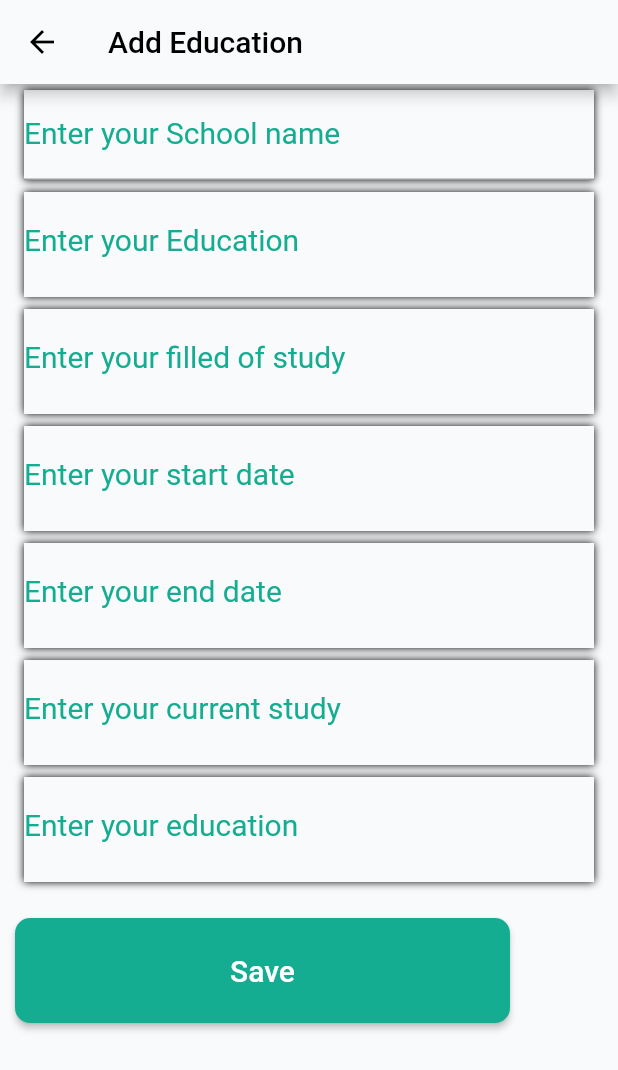
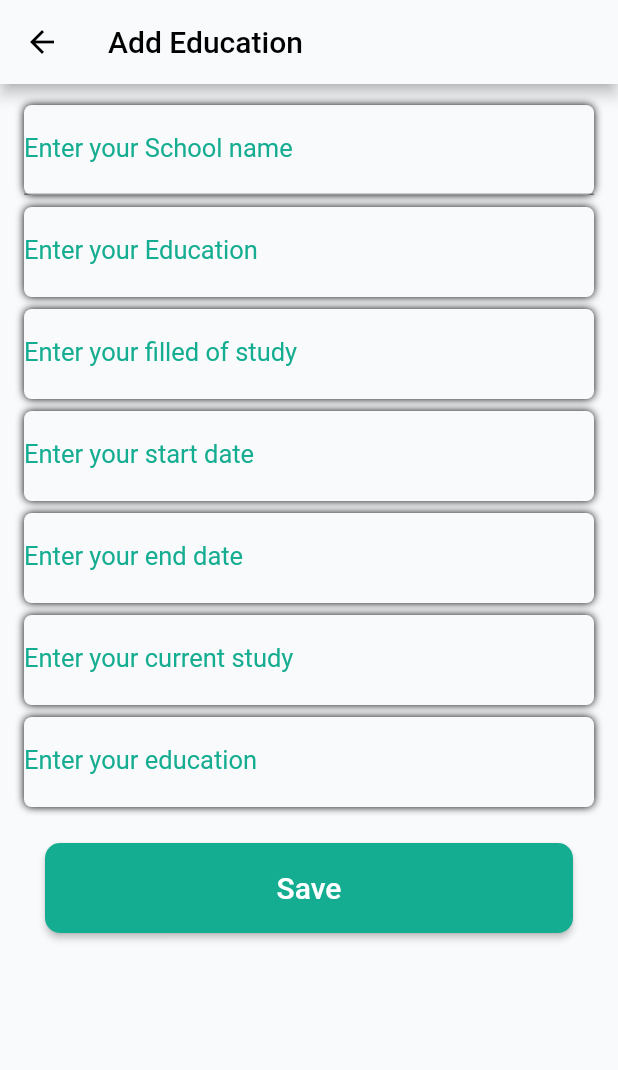
Before and after one commit to neelmani123/ArtistApp, a Flutter app: the AddEducationScreen screen opened directly, after a tap on "Save", on a phone screen of 412 x 824 dp. Shown: the top 1070 px of the screen. Run offline on Flutter 3.47's test engine with Material 2 defaults, Android fonts, the phone set to English and light mode, and no system bars; our stand-ins replace cached_network_image, dio, file_picker, flutter_swiper, fluttertoast, font_awesome_flutter and 6 more; accounts and stored records are empty; network calls fail.

Commit message:
Today working in login page and Edit profile(Add work experience and add education)

```diff
--- a/lib/helper/api_heper.dart
+++ b/lib/helper/api_heper.dart
@@ -11,13 +11,11 @@ class ApiBaseHelper {
   Future<dynamic> post(String url,Map reqBody) async {
     var responseJson;
     debugPrint("content ==>"+aPPmAINuRL+ url);
-    final response = await http.post(aPPdOMAIN+ url ,body: jsonEncode(reqBody),headers: {HttpHeaders.contentTypeHeader: 'application/json'});
+    final response = await http.post(aPPmAINuRL+ url ,body: jsonEncode(reqBody),headers: {HttpHeaders.contentTypeHeader: 'application/json'});
     print("content ==>"+response.body);
     responseJson = _returnResponse(response);
     return  responseJson;
   }
-
-
 
   dynamic _returnResponse(http.Response response) {
     switch (response.statusCode) {
--- a/lib/screens/Sign up.dart
+++ b/lib/screens/Sign up.dart
@@ -1,6 +1,4 @@
 import 'package:flutter/material.dart';
-
-
 import 'Color.dart';
 
 class Signup extends StatelessWidget {
--- a/lib/screens/edit_profile/AddEducationScreen.dart
+++ b/lib/screens/edit_profile/AddEducationScreen.dart
@@ -15,6 +15,7 @@ class AddEducationScreen extends StatefulWidget{
 
 }
 class AddEducationScreenState extends State<AddEducationScreen>{
+  final GlobalKey<ScaffoldState> _scaffoldKey = new GlobalKey<ScaffoldState>();
   final TextEditingController school_name = new TextEditingController();
   final TextEditingController education = new TextEditingController();
   final TextEditingController filled_of_study = new TextEditingController();
@@ -23,22 +24,48 @@ class AddEducationScreenState extends State<AddEducationScreen>{
   final TextEditingController currently_study_here = new TextEditingController();
   final TextEditingController education_sub_category = new TextEditingController();
   DateTime selectDate = DateTime.now();
+  bool _isLoading;
   AddEducationModel _user;
+  HttpService _httpService = HttpService();
   //final picker =
   @override
   void initState(){
     super.initState();
+  }
+  void _showScaffold(String message) {
+    _scaffoldKey.currentState.showSnackBar(SnackBar(
+      content: Text(message),
+    ));
+  }
+  _addEducation() async{
+    var res=await _httpService.add_education(
+      school_name: school_name.text,
+      education_level: education.text,
+      filled_of_study: filled_of_study.text,
+      start_date: start_date.text,
+      end_date: end_date.text,
+      currently_study_here: currently_study_here.text,
+      education_sub_category: education_sub_category.text
+    );
+    if(res.status==true)
+      {
+        print(res.message);
+        _showScaffold(res.message);
+        Navigator.push(context, MaterialPageRoute(builder: (BuildContext context)=>EditProfileScreen()));
+      }
   }
 
   @override
   Widget build(BuildContext context) {
     // TODO: implement build
     return Scaffold(
+        key: _scaffoldKey,
         appBar: AppBar(title: Text('Add Education',style: TextStyle(color: Colors.black),),
         ),
         body: Container(
             child:ListView(
                 children: <Widget>[
+                  SizedBox(height: 10,),
                   ListTile(
                       title: Container(
                        height: 60,
@@ -50,7 +77,7 @@ class AddEducationScreenState extends State<AddEducationScreen>{
                               blurRadius: 4.0,
                             ),
                           ],
-                        //  borderRadius: BorderRadius.circular(10.10),
+                          borderRadius: BorderRadius.circular(5.10),
                           color: Color(blueGreyColor),
                         ),
                         child: Column(
@@ -61,7 +88,7 @@ class AddEducationScreenState extends State<AddEducationScreen>{
                                   height: 30,
                                   child: TextField(
                                     controller: school_name,
-                                     style: TextStyle(fontSize: 20,color: Colors.black),
+                                     style: TextStyle(fontSize: 17,color: Colors.black),
                                     decoration: InputDecoration(
                                         //border: InputBorder.none,
                                         labelText: 'Enter your School name',
@@ -76,7 +103,7 @@ class AddEducationScreenState extends State<AddEducationScreen>{
                   ),
                   ListTile(
                       title: Container(
-                        height: 70,
+                        height: 60,
                         decoration: BoxDecoration(
                           boxShadow: [
                             BoxShadow(
@@ -85,7 +112,7 @@ class AddEducationScreenState extends State<AddEducationScreen>{
                               blurRadius: 4.0,
                             ),
                           ],
-                          // borderRadius: BorderRadius.circular(10.10),
+                           borderRadius: BorderRadius.circular(5.10),
                           color: Color(blueGreyColor),
                         ),
                         child: Column(
@@ -96,7 +123,7 @@ class AddEducationScreenState extends State<AddEducationScreen>{
                                   height: 30,
                                   child: TextField(
                                     controller: education,
-                                    style: TextStyle(fontSize: 20,color: Colors.black),
+                                    style: TextStyle(fontSize: 17,color: Colors.black),
                                     decoration: InputDecoration(
                                       border: InputBorder.none,
                                       labelText: 'Enter your Education',
@@ -112,7 +139,7 @@ class AddEducationScreenState extends State<AddEducationScreen>{
                   ),
                   ListTile(
                       title: Container(
-                        height: 70,
+                        height: 60,
                         decoration: BoxDecoration(
                           boxShadow: [
                             BoxShadow(
@@ -121,7 +148,7 @@ class AddEducationScreenState extends State<AddEducationScreen>{
                               blurRadius: 4.0,
                             ),
                           ],
-                          // borderRadius: BorderRadius.circular(10.10),
+                           borderRadius: BorderRadius.circular(5.10),
                           color: Color(blueGreyColor),
                         ),
                         child: Column(
@@ -132,7 +159,7 @@ class AddEducationScreenState extends State<AddEducationScreen>{
                                   height: 30,
                                   child: TextField(
                                     controller: filled_of_study,
-                                    style: TextStyle(fontSize: 20,color: Colors.black),
+                                    style: TextStyle(fontSize: 17,color: Colors.black),
                                     decoration: InputDecoration(
                                       border: InputBorder.none,
                                       labelText: 'Enter your filled of study',
@@ -148,7 +175,7 @@ class AddEducationScreenState extends State<AddEducationScreen>{
                       ),
                   ListTile(
                     title: Container(
-                      height: 70,
+                      height: 60,
                       decoration: BoxDecoration(
                         boxShadow: [
                           BoxShadow(
@@ -157,7 +184,7 @@ class AddEducationScreenState extends State<AddEducationScreen>{
                             blurRadius: 4.0,
                           ),
                         ],
-                        // borderRadius: BorderRadius.circular(10.10),
+                         borderRadius: BorderRadius.circular(5.10),
                         color: Color(blueGreyColor),
                       ),
                       child: Column(
@@ -171,7 +198,7 @@ class AddEducationScreenState extends State<AddEducationScreen>{
                                   child: AbsorbPointer(
                                     child: TextField(
                                       controller:  start_date,
-                                      style: TextStyle(fontSize: 20,color: Colors.black),
+                                      style: TextStyle(fontSize: 17,color: Colors.black),
                                       decoration: InputDecoration(
                                         border: InputBorder.none,
                                         labelText: 'Enter your start date',
@@ -189,7 +216,7 @@ class AddEducationScreenState extends State<AddEducationScreen>{
                   ),
                   ListTile(
                     title: Container(
-                      height: 70,
+                      height: 60,
                       decoration: BoxDecoration(
                         boxShadow: [
                           BoxShadow(
@@ -198,7 +225,7 @@ class AddEducationScreenState extends State<AddEducationScreen>{
                             blurRadius: 4.0,
                           ),
                         ],
-                        // borderRadius: BorderRadius.circular(10.10),
+                         borderRadius: BorderRadius.circular(5.10),
                         color: Color(blueGreyColor),
                       ),
                       child: Column(
@@ -212,7 +239,7 @@ class AddEducationScreenState extends State<AddEducationScreen>{
                                   child: AbsorbPointer(
                                     child: TextField(
                                       controller:  end_date,
-                                      style: TextStyle(fontSize: 20,color: Colors.black),
+                                      style: TextStyle(fontSize: 17,color: Colors.black),
                                       decoration: InputDecoration(
                                         border: InputBorder.none,
                                         labelText: 'Enter your end date',
@@ -230,8 +257,9 @@ class AddEducationScreenState extends State<AddEducationScreen>{
 
                   ListTile(
                       title: Container(
-                        height: 70,
+                        height: 60,
                         decoration: BoxDecoration(
+                          borderRadius: BorderRadius.circular(5.10),
                           boxShadow: [
                             BoxShadow(
                               blurRadius: 4.0,
@@ -247,7 +275,7 @@ class AddEducationScreenState extends State<AddEducationScreen>{
                                   height: 30,
                                   child: TextField(
                                     controller:  currently_study_here,
-                                    style: TextStyle(fontSize: 20,color: Colors.black),
+                                    style: TextStyle(fontSize: 17,color: Colors.black),
                                     decoration: InputDecoration(
                                       border: InputBorder.none,
                                       labelText: 'Enter your current study ',
@@ -263,8 +291,9 @@ class AddEducationScreenState extends State<AddEducationScreen>{
                   ),
                   ListTile(
                       title: Container(
-                        height: 70,
+                        height: 60,
                         decoration: BoxDecoration(
+                          borderRadius: BorderRadius.circular(5.10),
                           boxShadow: [
                             BoxShadow(
                               blurRadius: 4.0,
@@ -280,7 +309,7 @@ class AddEducationScreenState extends State<AddEducationScreen>{
                                   height: 30,
                                   child: TextField(
                                     controller:  education_sub_category,
-                                    style: TextStyle(fontSize: 20,color: Colors.black),
+                                    style: TextStyle(fontSize: 17,color: Colors.black),
                                     decoration: InputDecoration(
                                       border: InputBorder.none,
                                       labelText: 'Enter your education',
@@ -298,30 +327,22 @@ class AddEducationScreenState extends State<AddEducationScreen>{
                     // mainAxisAlignment: MainAxisAlignment.start,
                     children: [
                       Container(
-                        height: 70,
-                        width: 330,
-                        margin: const EdgeInsets.only(left: 10.0, top: 20),
+                        height: 60,
+                        width: MediaQuery.of(context).size.width,
+                        margin: const EdgeInsets.only(top: 20),
+                        padding: EdgeInsets.symmetric(horizontal: 30),
                         child: RaisedButton(
                           shape: RoundedRectangleBorder(
                             borderRadius: BorderRadius.circular(10.10),),
                           // side: BorderSide(color: Color.fromRGBO(0, 160, 227, 1))),
                           onPressed: () async{
-                            final String name = school_name.text;
-                            final String education_= education.text;
-                            final String filled= filled_of_study.text;
-                            final String start=start_date.text;
-                            final String end=end_date.text;
-                            final String ccurrently=currently_study_here.text;
-                            final String education_sub = education_sub_category.text;
                             setState(() {
-                              add_education(school_name.text,education.text,filled_of_study.text,start_date.text,end_date.text,currently_study_here.text,education_sub_category.text);
+                              _addEducation();
                             });
-                            Text("${_user.status}${_user.message}");
-                             // Navigator.push(context, MaterialPageRoute(builder: (context) => edit_profile()));
                           },
                           color: Color(fountColor),
                           // textColor: Colors.white,
-                          child: Text("Save",
+                          child: _isLoading==true?Container(height:20,width:20,child: CircularProgressIndicator(),):Text("Save",
                               style: TextStyle(fontSize: 20,color: Colors.white)),
                         ),
                       ),
@@ -343,6 +364,4 @@ class AddEducationScreenState extends State<AddEducationScreen>{
     //   });
   }
 
-  void add_education(String text, String text2, String text3, String text4, String text5, String text6, String text7) {}
-
 }
```
Also changed, not shown: lib/model/loginOTP/OTPScreen.dart (+4 -3 lines), lib/screens/LoginWithMobile/LoginMobile.dart (+7 -3 lines), lib/screens/api_helper/http_service.dart (+11 -9 lines), lib/screens/edit_profile/AddWorkExperianceScreen.dart (+54 -25 lines), lib/screens/edit_profile/EditProfileScreen.dart (+22 -41 lines), lib/screens/profile/WorkExperienceScren.dart (+5 -8 lines), 1 other file.
